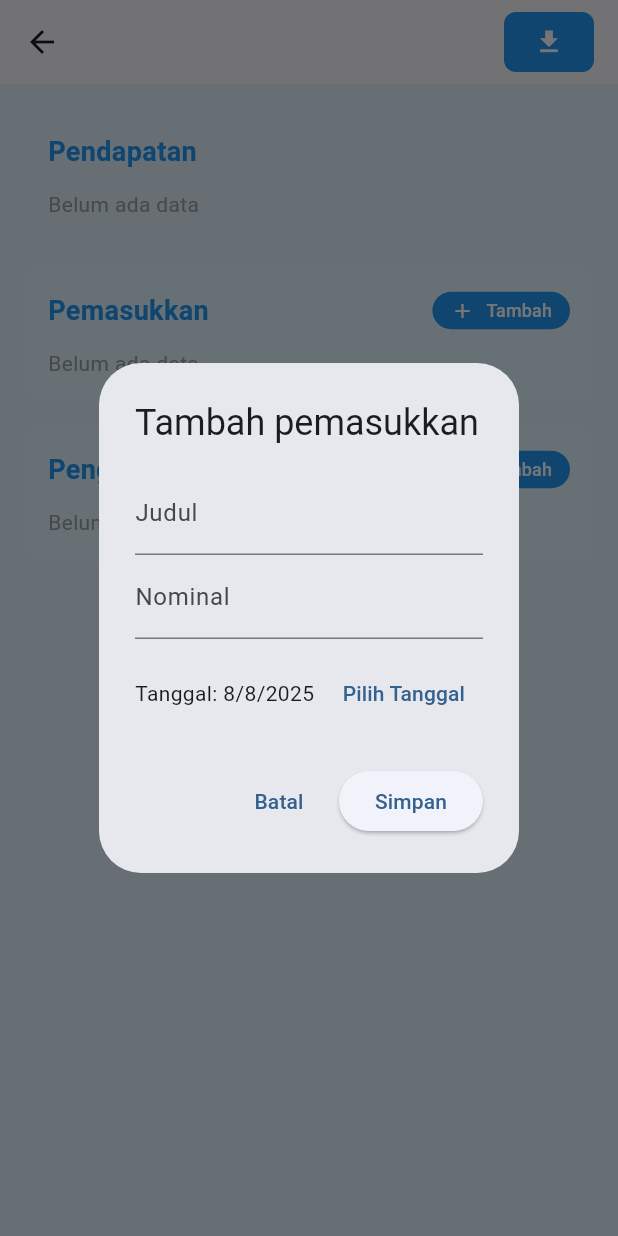
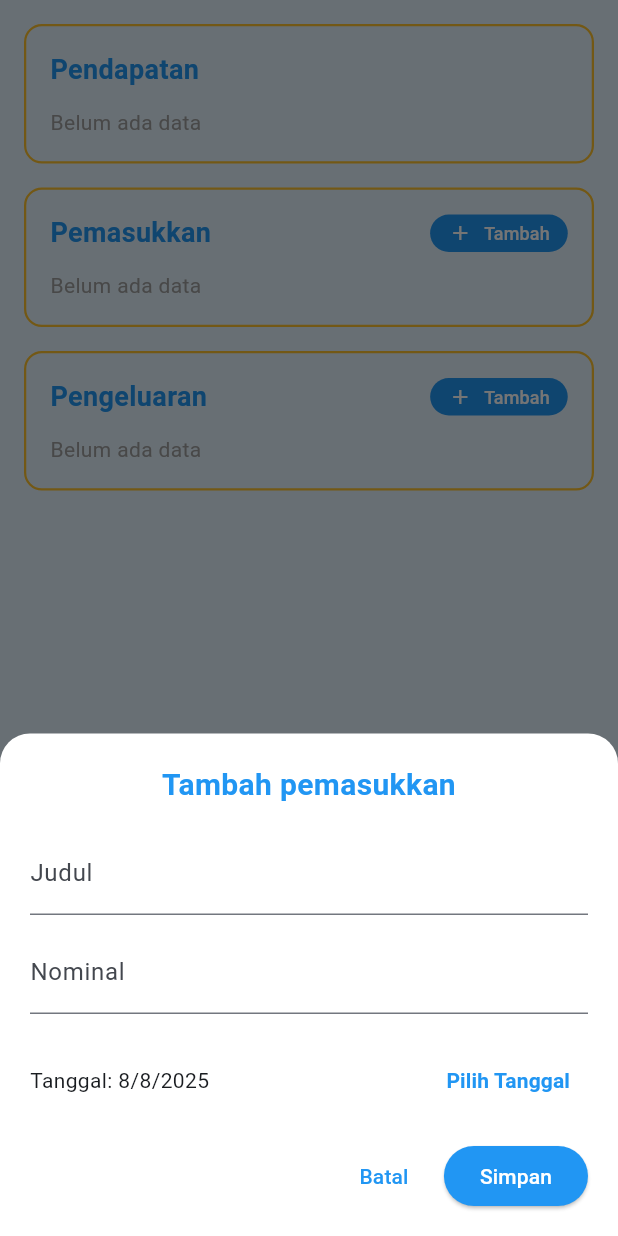
Before and after one commit to Harwas/catat_meter, a Flutter app: the KeuanganScreen screen opened directly, after a tap on "Tambah", on a phone screen of 412 x 824 dp. Run offline on Flutter 3.47's test engine with Material 3 defaults, Android fonts, the phone set to English and light mode, and no system bars; our stand-ins replace firebase_core, firebase_database; missing offline and left inert: excel; accounts and stored records are empty.

```diff
--- a/lib/screens/keuangan_screen.dart
+++ b/lib/screens/keuangan_screen.dart
@@ -1,7 +1,7 @@
 import 'dart:io';
 import 'package:flutter/material.dart';
 import 'package:firebase_database/firebase_database.dart';
-import 'package:excel/excel.dart';
+import 'package:excel/excel.dart' as excel;
 import 'package:path_provider/path_provider.dart';
 
 // Data model
@@ -111,35 +111,69 @@ class _KeuanganScreenState extends State<KeuanganScreen> {
   int nominal = 0;
   DateTime? tanggal;
 
-    await showDialog(
+  await showModalBottomSheet(
     context: context,
+    isScrollControlled: true, // biar tinggi mengikuti konten
+    shape: const RoundedRectangleBorder(
+      borderRadius: BorderRadius.vertical(top: Radius.circular(20)),
+    ),
+    backgroundColor: Colors.white,
     builder: (context) {
       final _judulController = TextEditingController();
       final _nominalController = TextEditingController();
       DateTime selectedDate = DateTime.now();
 
-        return StatefulBuilder(
-          builder: (context, setStateDialog) => AlertDialog(
-            title: Text('Tambah $kategori'),
-            content: Column(
+      return Padding(
+        padding: EdgeInsets.only(
+          bottom: MediaQuery.of(context).viewInsets.bottom,
+          left: 20,
+          right: 20,
+          top: 20,
+        ),
+        child: StatefulBuilder(
+          builder: (context, setStateDialog) => Column(
             mainAxisSize: MainAxisSize.min,
+            crossAxisAlignment: CrossAxisAlignment.stretch,
             children: [
+              Text(
+                'Tambah $kategori',
+                style: const TextStyle(
+                  fontSize: 20,
+                  fontWeight: FontWeight.bold,
+                  color: Color(0xFF2196F3),
+                ),
+                textAlign: TextAlign.center,
+              ),
+              const SizedBox(height: 16),
               TextField(
                 controller: _judulController,
-                  decoration: InputDecoration(labelText: 'Judul'),
+                decoration: const InputDecoration(
+                  labelText: 'Judul',
+                  focusedBorder: UnderlineInputBorder(
+                    borderSide: BorderSide(color: Color(0xFF2196F3)),
                   ),
+                ),
+              ),
+              const SizedBox(height: 10),
               TextField(
                 controller: _nominalController,
-                  decoration: InputDecoration(labelText: 'Nominal'),
+                decoration: const InputDecoration(
+                  labelText: 'Nominal',
+                  focusedBorder: UnderlineInputBorder(
+                    borderSide: BorderSide(color: Color(0xFF2196F3)),
+                  ),
+                ),
                 keyboardType: TextInputType.number,
               ),
-                SizedBox(height: 12),
+              const SizedBox(height: 20),
               Row(
                 children: [
-                    Text("Tanggal: ${selectedDate.day}/${selectedDate.month}/${selectedDate.year}"),
-                    Spacer(),
+                  Expanded(
+                    child: Text(
+                      "Tanggal: ${_formatTanggal(selectedDate.toIso8601String())}",
+                    ),
+                  ),
                   TextButton(
-                      child: Text('Pilih Tanggal'),
                     onPressed: () async {
                       final picked = await showDatePicker(
                         context: context,
@@ -153,26 +187,43 @@ class _KeuanganScreenState extends State<KeuanganScreen> {
                         });
                       }
                     },
+                    child: const Text(
+                      'Pilih Tanggal',
+                      style: TextStyle(
+                        color: Color(0xFF2196F3),
+                        fontWeight: FontWeight.bold,
+                      ),
+                    ),
                   ),
                 ],
               ),
-              ],
+              const SizedBox(height: 16),
+              Row(
+                mainAxisAlignment: MainAxisAlignment.end,
+                children: [
+                  TextButton(
+                    onPressed: () => Navigator.pop(context),
+                    child: const Text('Batal', style: TextStyle(color: Color(0xFF2196F3))),
                   ),
-            actions: [
-              TextButton(
-                child: Text('Batal'),
-                onPressed: () => Navigator.pop(context),
-              ),
+                  const SizedBox(width: 8),
                   ElevatedButton(
-                child: Text('Simpan'),
-                onPressed: () {
+                    onPressed: () async {
                       judul = _judulController.text;
                       nominal = int.tryParse(_nominalController.text) ?? 0;
                       tanggal = selectedDate;
                       Navigator.pop(context);
                     },
+                    style: ElevatedButton.styleFrom(
+                      backgroundColor: const Color(0xFF2196F3),
+                      foregroundColor: Colors.white,
+                    ),
+                    child: const Text('Simpan'),
                   ),
                 ],
+              ),
+              const SizedBox(height: 16),
+            ],
+          ),
         ),
       );
     },
@@ -190,10 +241,12 @@ class _KeuanganScreenState extends State<KeuanganScreen> {
   }
 }
 
+
   Future<void> _exportExcel() async {
-    var excel = Excel.createExcel();
+    final excel.Excel excelFile = excel.Excel.createExcel();
+
     // Pendapatan Sheet
-    Sheet pendSheet = excel['Pendapatan'];
+    excel.Sheet pendSheet = excelFile['Pendapatan'];
     pendSheet.appendRow(['ID', 'Nominal', 'Pelanggan ID', 'Tanggal']);
     for (var item in pendapatan) {
       pendSheet.appendRow([
@@ -205,7 +258,7 @@ class _KeuanganScreenState extends State<KeuanganScreen> {
     }
 
     // Pemasukkan Sheet
-    Sheet masukSheet = excel['Pemasukkan'];
+    excel.Sheet masukSheet = excelFile['Pemasukkan'];
     masukSheet.appendRow(['ID', 'Nominal', 'Judul', 'Tanggal']);
     for (var item in pemasukkan) {
       masukSheet.appendRow([
@@ -217,7 +270,7 @@ class _KeuanganScreenState extends State<KeuanganScreen> {
     }
 
     // Pengeluaran Sheet
-    Sheet keluarSheet = excel['Pengeluaran'];
+    excel.Sheet keluarSheet = excelFile['Pengeluaran'];
     keluarSheet.appendRow(['ID', 'Nominal', 'Judul', 'Tanggal']);
     for (var item in pengeluaran) {
       keluarSheet.appendRow([
@@ -242,7 +295,7 @@ class _KeuanganScreenState extends State<KeuanganScreen> {
       }
       filePath = '${directory.path}/keuangan_export_${DateTime.now().millisecondsSinceEpoch}.xlsx';
       final file = File(filePath);
-      await file.writeAsBytes(excel.save()!);
+      await file.writeAsBytes(excelFile.save()!);
 
       if (mounted) {
         ScaffoldMessenger.of(context).showSnackBar(
@@ -262,24 +315,6 @@ class _KeuanganScreenState extends State<KeuanganScreen> {
   Widget build(BuildContext context) {
     return Scaffold(
       backgroundColor: const Color(0xFFE3F2FD),
-      appBar: AppBar(
-        actions: [
-          Container(
-            width: 60,
-            height: 40,
-            margin: const EdgeInsets.only(right: 16, top: 8, bottom: 8),
-            decoration: BoxDecoration(
-              color: const Color(0xFF2196F3),
-              borderRadius: BorderRadius.circular(8),
-            ),
-            child: IconButton(
-              icon: const Icon(Icons.file_download, color: Colors.white, size: 20),
-              tooltip: 'Export ke Excel',
-              onPressed: _loading ? null : _exportExcel,
-            ),
-          ),
-        ],
-      ),
       body: _loading
           ? const Center(child: CircularProgressIndicator())
           : SingleChildScrollView(
@@ -287,48 +322,45 @@ class _KeuanganScreenState extends State<KeuanganScreen> {
                 padding: const EdgeInsets.all(16.0),
                 child: Column(
                   children: [
-                    // Data Meteran Section
-                    _buildSection('Pendapatan', pendapatan, Colors.blue[50]!),
+                    _buildSection('Pendapatan', pendapatan),
                     const SizedBox(height: 16),
-
-                    // Pemasukkan Section
-                    _buildSection('Pemasukkan', pemasukkan, const Color(0xFFE1F5FE),
-                      action: () => _tambahTransaksi('pemasukkan')),
+                    _buildSection('Pemasukkan', pemasukkan, action: () => _tambahTransaksi('pemasukkan')),
                     const SizedBox(height: 16),
-
-                    // Pengeluaran Section
-                    _buildSection('Pengeluaran', pengeluaran, const Color(0xFFE1F5FE),
-                      action: () => _tambahTransaksi('pengeluaran')),
+                    _buildSection('Pengeluaran', pengeluaran, action: () => _tambahTransaksi('pengeluaran')),
                   ],
                 ),
               ),
             ),
+      floatingActionButton: FloatingActionButton(
+        onPressed: _loading ? null : _exportExcel,
+        backgroundColor: const Color(0xFF2196F3),
+        child: const Icon(Icons.file_download, color: Colors.white),
+        tooltip: 'Export ke Excel',
+      ),
     );
   }
 
-  Widget _buildSection(String title, List<KeuanganItem> items, Color backgroundColor, {VoidCallback? action}) {
+  Widget _buildSection(String title, List<KeuanganItem> items, {VoidCallback? action}) {
     return Container(
       width: double.infinity,
       decoration: BoxDecoration(
-        color: backgroundColor,
+        color: Colors.blue[50]!,
         borderRadius: BorderRadius.circular(12),
+        border: Border.all(color: Colors.yellow[700]!, width: 1.5),
       ),
       child: Padding(
         padding: const EdgeInsets.all(16.0),
         child: Column(
           crossAxisAlignment: CrossAxisAlignment.start,
           children: [
-            // Header dengan title dan tombol tambah
             Row(
               children: [
                 Text(
                   title,
-                  style: TextStyle(
+                  style: const TextStyle(
                     fontSize: 18,
                     fontWeight: FontWeight.bold,
-                    color: title == 'Pendapatan'
-                      ? const Color(0xFF2196F3)
-                      : const Color(0xFF2196F3),
+                    color: Color(0xFF2196F3),
                   ),
                 ),
                 const Spacer(),
@@ -355,8 +387,6 @@ class _KeuanganScreenState extends State<KeuanganScreen> {
               ],
             ),
             const SizedBox(height: 12),
-
-            // List items
             if (items.isEmpty)
               const Text(
                 'Belum ada data',
@@ -373,12 +403,10 @@ class _KeuanganScreenState extends State<KeuanganScreen> {
                         children: [
                           Text(
                             item.judul.isNotEmpty ? item.judul : (item.pelangganId ?? '-'),
-                            style: TextStyle(
+                            style: const TextStyle(
                               fontSize: 16,
                               fontWeight: FontWeight.w500,
-                              color: title == 'Pendapatan'
-                                ? const Color(0xFF2196F3)
-                                : const Color(0xFF2196F3),
+                              color: Color(0xFF2196F3),
                             ),
                           ),
                           Text(
@@ -393,12 +421,10 @@ class _KeuanganScreenState extends State<KeuanganScreen> {
                     ),
                     Text(
                       'Rp ${item.nominal}',
-                      style: TextStyle(
+                      style: const TextStyle(
                         fontSize: 16,
                         fontWeight: FontWeight.bold,
-                        color: title == 'Data Meteran'
-                          ? const Color(0xFF2196F3)
-                          : Colors.black87,
+                        color: Color(0xFF2196F3),
                       ),
                     ),
                   ],
--- a/pubspec.yaml
+++ b/pubspec.yaml
@@ -69,8 +69,7 @@ flutter:
 
   # To add assets to your application, add an assets section, like this:
   assets:
-    - images/uns.jpg
-    - images/PROFIL.png
+    - assets/images/PROFIL.PNG
 
   # An image asset can refer to one or more resolution-specific "variants", see
   # https://flutter.dev/to/resolution-aware-images
```
Also changed, not shown: lib/screens/edit_cater_screen.dart (+11 -7 lines), lib/screens/edit_tarif_screen.dart (+11 -7 lines), lib/screens/form_kalkulasi_screen.dart (+13 -8 lines), lib/screens/form_pembayaran_screen.dart (+13 -8 lines), lib/screens/histori_screen.dart (+15 -13 lines), lib/screens/home_screen.dart (+6 -5 lines), lib/screens/tambah_cater_screen.dart (+10 -5 lines), lib/screens/tambah_pelanggan_screen.dart (+12 -9 lines), lib/screens/tambah_tarif_screen.dart (+4 -14 lines). Lines whose indentation alone changed are shown as unchanged.
